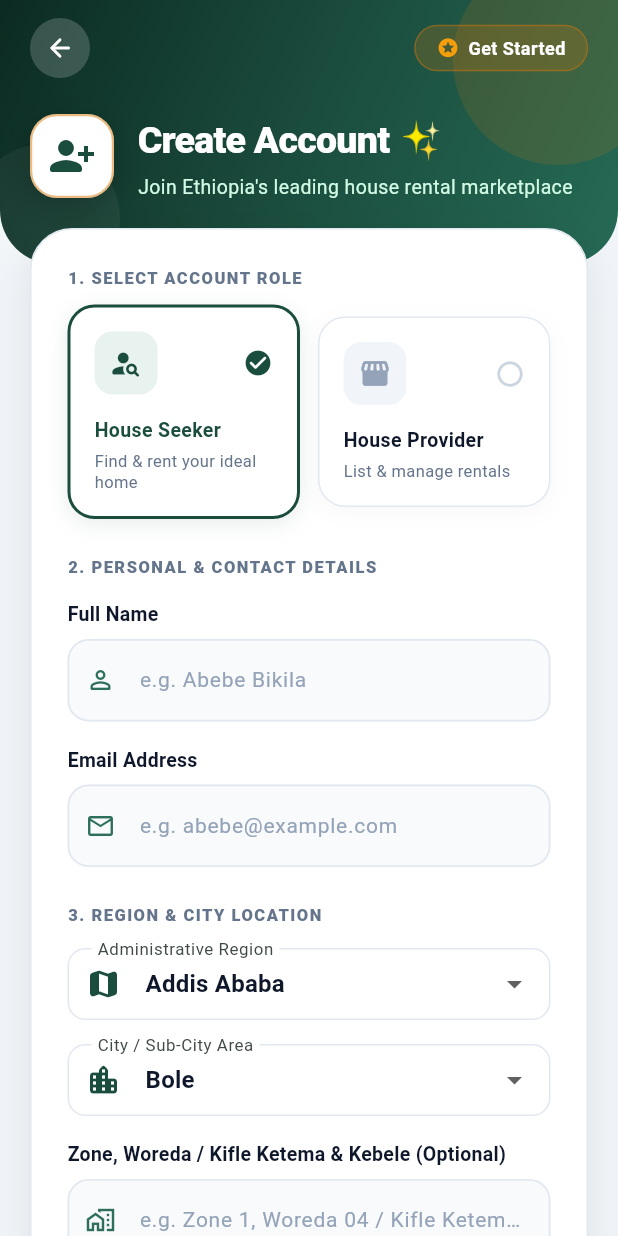
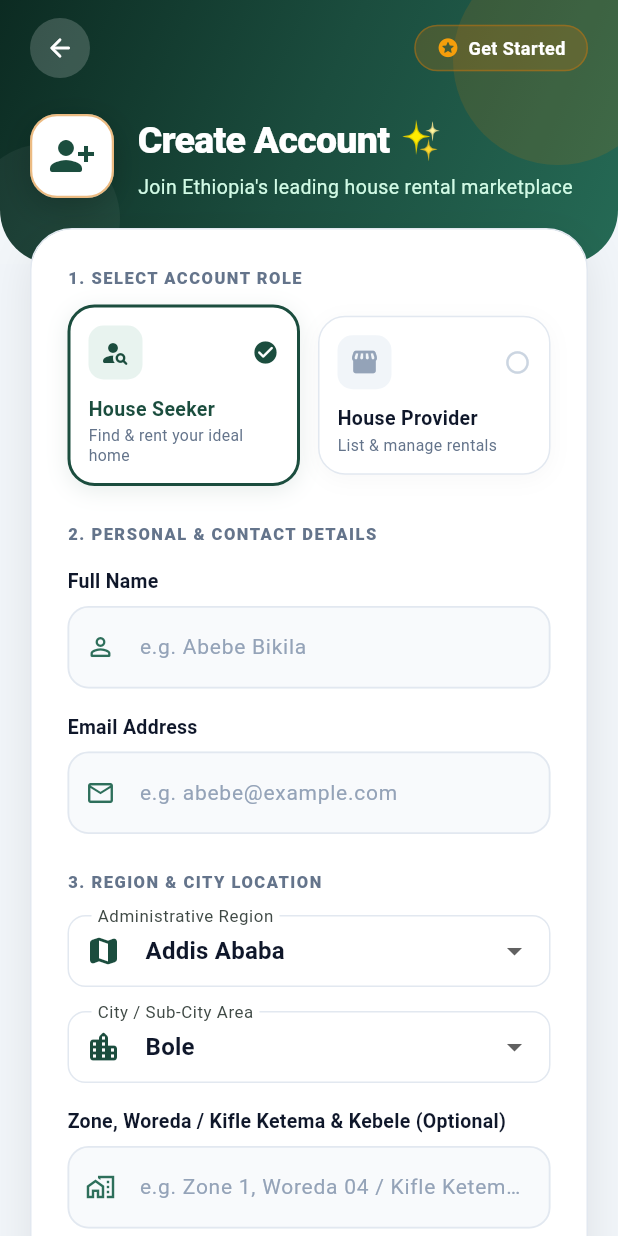
Before and after one commit to wabitana/EthiopianHouseRentalPlatformWebsite, a Flutter app: the RegisterScreen screen opened directly, on a phone screen of 412 x 824 dp. Run offline on Flutter 3.47's test engine with Material 3 defaults, Android fonts, the phone set to English and light mode, and no system bars; our stand-ins replace flutter_dotenv, flutter_map, flutter_secure_storage, geolocator, google_fonts, google_sign_in and 3 more; accounts and stored records are empty; network calls fail.

```diff
--- a/mobile/lib/features/auth/screens/register_screen.dart
+++ b/mobile/lib/features/auth/screens/register_screen.dart
@@ -434,6 +434,7 @@ class _RegisterScreenState extends State<RegisterScreen> {
                         // Region Selector
                         DropdownButtonFormField<String>(
                           initialValue: _selectedRegion,
+                          isExpanded: true,
                           decoration: InputDecoration(
                             labelText: 'Administrative Region',
                             prefixIcon: const Icon(Icons.map_rounded, color: AppColors.primary),
@@ -441,7 +442,7 @@ class _RegisterScreenState extends State<RegisterScreen> {
                             contentPadding: const EdgeInsets.symmetric(horizontal: 16, vertical: 12),
                           ),
                           items: EthiopiaLocations.regions
-                              .map((r) => DropdownMenuItem(value: r, child: Text(r)))
+                              .map((r) => DropdownMenuItem(value: r, child: Text(r, overflow: TextOverflow.ellipsis)))
                               .toList(),
                           onChanged: (val) {
                             if (val != null) {
@@ -460,6 +461,7 @@ class _RegisterScreenState extends State<RegisterScreen> {
                           initialValue: EthiopiaLocations.getCitiesForRegion(_selectedRegion).contains(_selectedCity)
                               ? _selectedCity
                               : EthiopiaLocations.getCitiesForRegion(_selectedRegion).first,
+                          isExpanded: true,
                           decoration: InputDecoration(
                             labelText: 'City / Sub-City Area',
                             prefixIcon: const Icon(Icons.location_city_rounded, color: AppColors.primary),
@@ -467,7 +469,7 @@ class _RegisterScreenState extends State<RegisterScreen> {
                             contentPadding: const EdgeInsets.symmetric(horizontal: 16, vertical: 12),
                           ),
                           items: EthiopiaLocations.getCitiesForRegion(_selectedRegion)
-                              .map((c) => DropdownMenuItem(value: c, child: Text(c)))
+                              .map((c) => DropdownMenuItem(value: c, child: Text(c, overflow: TextOverflow.ellipsis)))
                               .toList(),
                           onChanged: (val) {
                             if (val != null) {
@@ -709,7 +711,7 @@ class _RoleCard extends StatelessWidget {
       onTap: onTap,
       child: AnimatedContainer(
         duration: const Duration(milliseconds: 200),
-        padding: const EdgeInsets.all(16),
+        padding: const EdgeInsets.all(12),
         decoration: BoxDecoration(
           color: Colors.white,
           borderRadius: BorderRadius.circular(18),
@@ -728,51 +730,50 @@ class _RoleCard extends StatelessWidget {
           ],
         ),
         child: Column(
+          crossAxisAlignment: CrossAxisAlignment.start,
           children: [
             Row(
               mainAxisAlignment: MainAxisAlignment.spaceBetween,
               children: [
                 Container(
-                  padding: const EdgeInsets.all(10),
+                  padding: const EdgeInsets.all(8),
                   decoration: BoxDecoration(
                     color: isSelected ? AppColors.primaryContainer : const Color(0xFFF1F5F9),
-                    borderRadius: BorderRadius.circular(12),
+                    borderRadius: BorderRadius.circular(10),
                   ),
                   child: Icon(
                     icon,
-                    size: 22,
+                    size: 20,
                     color: isSelected ? AppColors.primary : AppColors.textMuted,
                   ),
                 ),
                 Icon(
                   isSelected ? Icons.check_circle_rounded : Icons.radio_button_unchecked_rounded,
-                  size: 20,
+                  size: 18,
                   color: isSelected ? AppColors.primary : const Color(0xFFCBD5E1),
                 ),
               ],
             ),
-            const SizedBox(height: 14),
-            Align(
-              alignment: Alignment.centerLeft,
-              child: Text(
+            const SizedBox(height: 10),
+            Text(
               title,
+              maxLines: 1,
+              overflow: TextOverflow.ellipsis,
               style: TextStyle(
                 fontSize: 13,
                 fontWeight: FontWeight.w700,
                 color: isSelected ? AppColors.primary : AppColors.textPrimary,
               ),
             ),
-            ),
-            const SizedBox(height: 4),
-            Align(
-              alignment: Alignment.centerLeft,
-              child: Text(
+            const SizedBox(height: 2),
+            Text(
               subtitle,
+              maxLines: 2,
+              overflow: TextOverflow.ellipsis,
               style: const TextStyle(
-                  fontSize: 11,
+                fontSize: 10.5,
                 color: AppColors.textSecondary,
-                  height: 1.25,
-                ),
+                height: 1.2,
               ),
             ),
           ],
--- a/mobile/lib/shared/widgets/google_location_dialog.dart
+++ b/mobile/lib/shared/widgets/google_location_dialog.dart
@@ -162,13 +162,14 @@ class _GoogleLocationDialogState extends State<GoogleLocationDialog> {
                 const SizedBox(height: 6),
                 DropdownButtonFormField<String>(
                   initialValue: _selectedRegion,
+                  isExpanded: true,
                   decoration: InputDecoration(
                     prefixIcon: const Icon(Icons.map_outlined, color: AppColors.primary),
                     border: OutlineInputBorder(borderRadius: BorderRadius.circular(12)),
                     contentPadding: const EdgeInsets.symmetric(horizontal: 12, vertical: 12),
                   ),
                   items: EthiopiaLocations.regions.map((reg) {
-                    return DropdownMenuItem(value: reg, child: Text(reg));
+                    return DropdownMenuItem(value: reg, child: Text(reg, overflow: TextOverflow.ellipsis));
                   }).toList(),
                   onChanged: (val) {
                     if (val != null) {
@@ -191,13 +192,14 @@ class _GoogleLocationDialogState extends State<GoogleLocationDialog> {
                 const SizedBox(height: 6),
                 DropdownButtonFormField<String>(
                   initialValue: cities.contains(_selectedCity) ? _selectedCity : cities.first,
+                  isExpanded: true,
                   decoration: InputDecoration(
                     prefixIcon: const Icon(Icons.location_city_outlined, color: AppColors.primary),
                     border: OutlineInputBorder(borderRadius: BorderRadius.circular(12)),
                     contentPadding: const EdgeInsets.symmetric(horizontal: 12, vertical: 12),
                   ),
                   items: cities.map((c) {
-                    return DropdownMenuItem(value: c, child: Text(c));
+                    return DropdownMenuItem(value: c, child: Text(c, overflow: TextOverflow.ellipsis));
                   }).toList(),
                   onChanged: (val) {
                     if (val != null) {
--- a/mobile/pubspec.yaml
+++ b/mobile/pubspec.yaml
@@ -44,7 +44,6 @@ dependencies:
   flutter_map: ^8.3.1
   latlong2: ^0.10.1
   url_launcher: ^6.3.2
-  web: ^1.1.1
   geolocator: ^14.0.2
   flutter_dotenv: ^5.2.0
 
```
Also changed, not shown: mobile/lib/core/config/app_config.dart (+9 -0 lines), mobile/lib/core/constants/api_endpoints.dart (+14 -0 lines), mobile/lib/features/auth/screens/login_screen.dart (+13 -9 lines), mobile/lib/features/house_seeker/screens/property_detail_screen.dart (+6 -3 lines), mobile/lib/shared/widgets/ethiopia_map_preview.dart (+9 -57 lines), mobile/lib/shared/widgets/neighborhood_radar_widget.dart (+12 -3 lines), mobile/pubspec.lock, 2 other files. Lines whose indentation alone changed are shown as unchanged.
